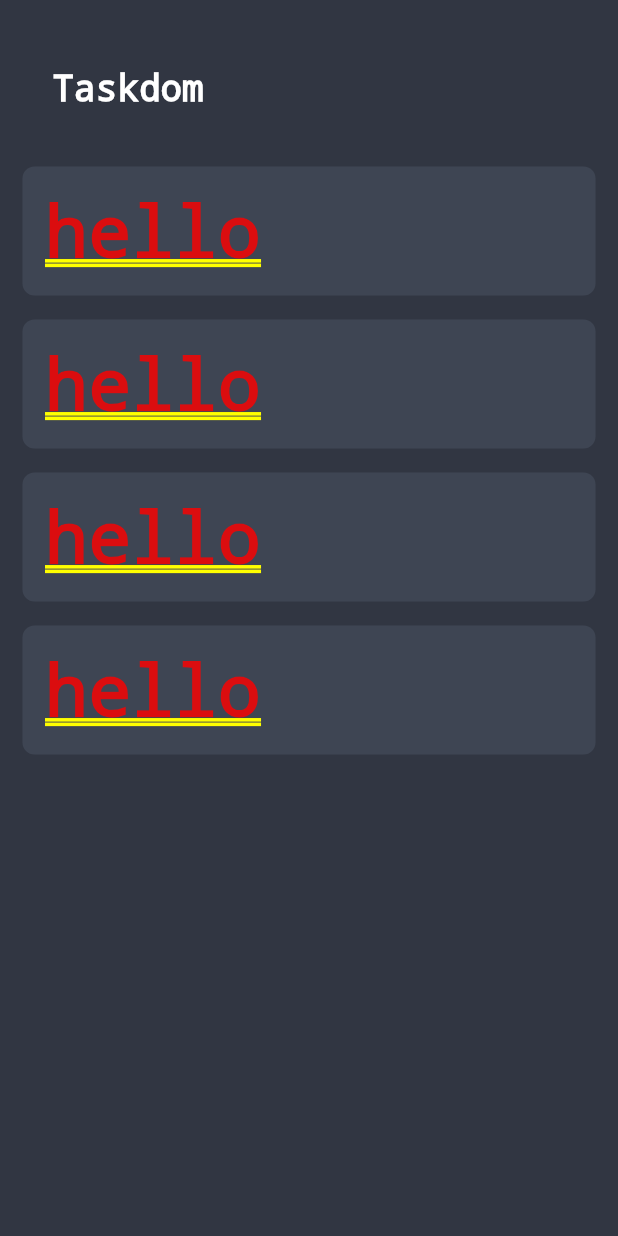
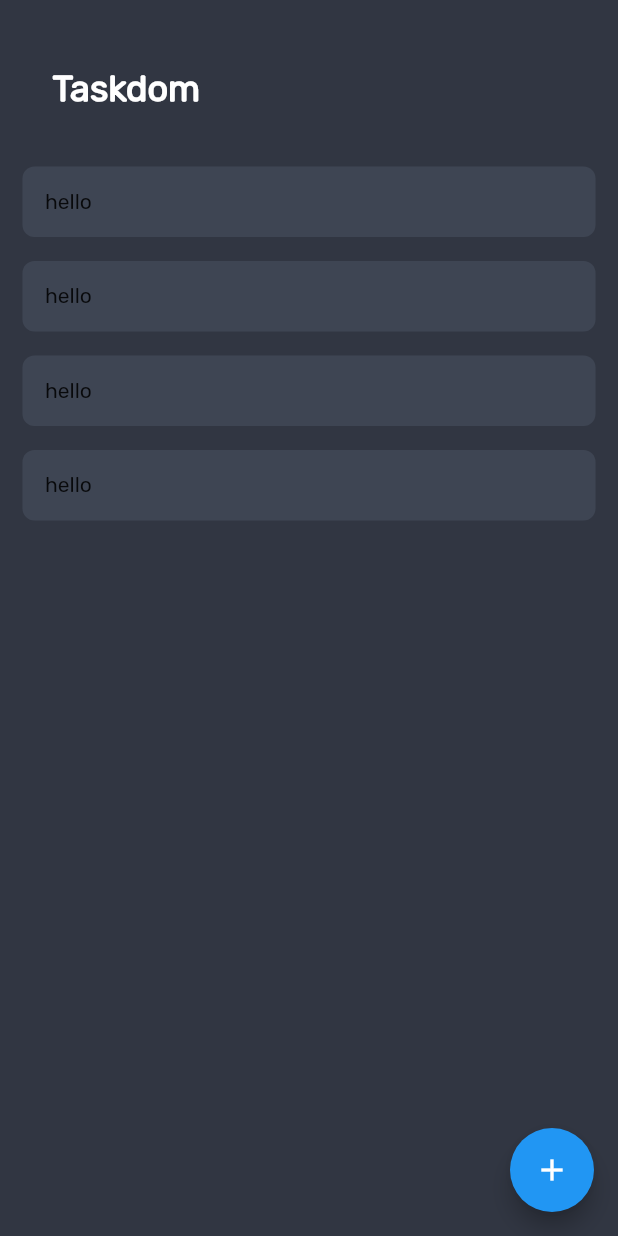
Before and after one commit to sammyodiagbe/tododorm, a Flutter app: the screen it shows after launch, on a phone screen of 412 x 824 dp. Run offline on Flutter 3.47's test engine with Material 2 defaults, Android fonts, the phone set to English and light mode, and no system bars.

Commit message:
working on task screen

```diff
--- a/lib/screens/taskScreen.dart
+++ b/lib/screens/taskScreen.dart
@@ -17,9 +17,19 @@ class TaskScreen extends StatelessWidget {
       Task(title: 'Learn to code', tag: 'sport'),
     ];
     return SafeArea(
-      child: Container(
-        color: darkThemeBackground,
-        padding: EdgeInsets.all(15),
+      child: Scaffold(
+        backgroundColor: darkThemeBackground,
+        floatingActionButton: FloatingActionButton(
+          child: Icon(Icons.add),
+          onPressed: () {
+            //    showModalBottomSheet(context: context, builder: () {
+            //   return null;
+            // })
+            // }
+          },
+        ),
+        body: Padding(
+          padding: const EdgeInsets.all(15),
           child: Column(
             children: [
               CustomNavigationBar(),
@@ -35,6 +45,7 @@ class TaskScreen extends StatelessWidget {
             ],
           ),
         ),
+      ),
     );
   }
 }
```
Lines whose indentation alone changed are shown as unchanged.
